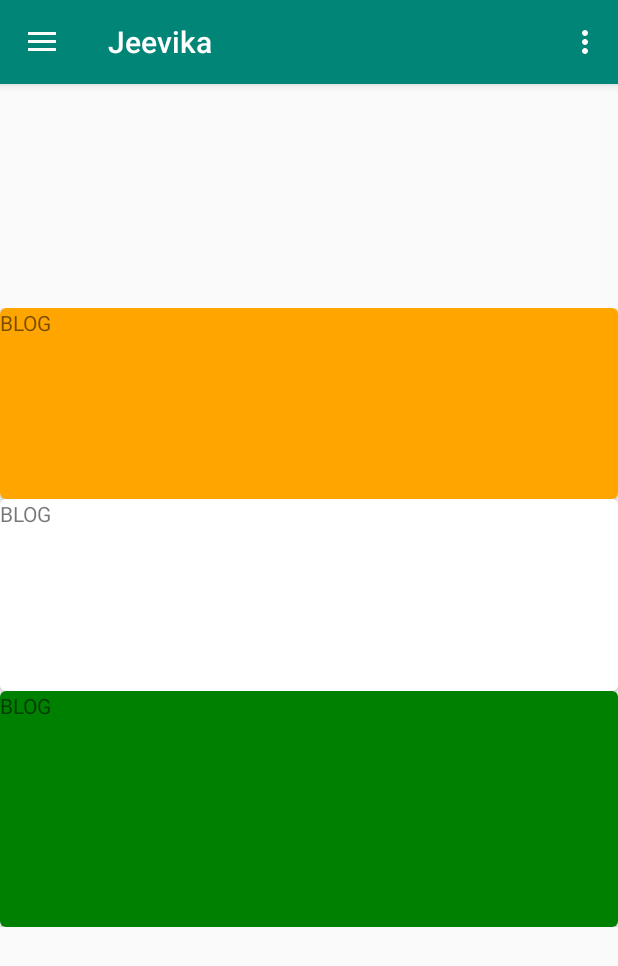
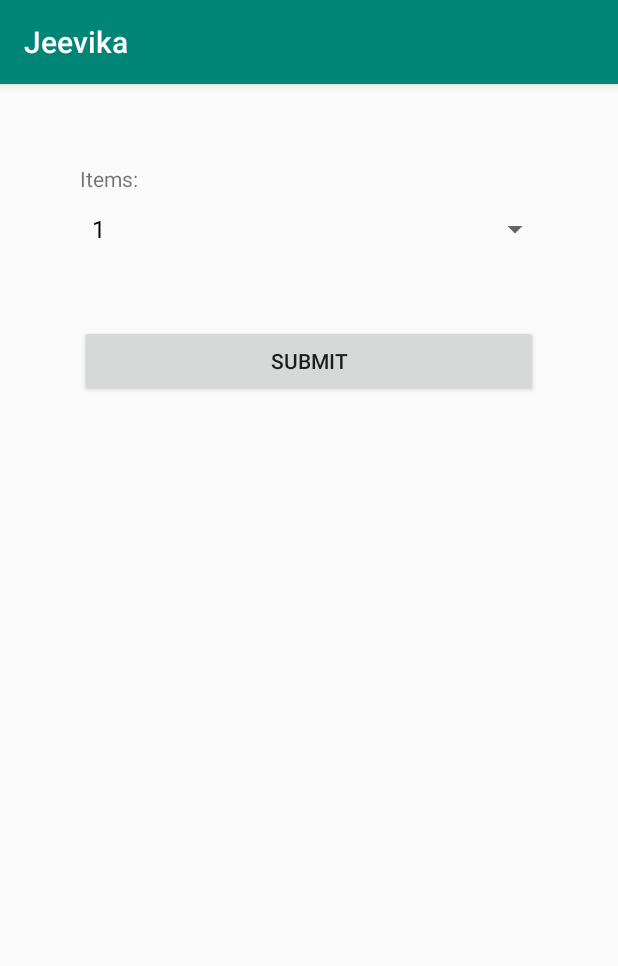
Before and after one commit to SAR2652/team-4, an Android app: the screen it shows after launch (MainActivity before the commit, BuySeeds after it), in the side drawer, after a tap on "Buy", on a phone screen of 412 x 824 dp. Shown: the top 966 px of the screen. Run offline under Robolectric (Android 15) with nearby library versions, the phone set to English and light mode, and no system bars.

Commit message:
Added the buyer form

```diff
--- a/app/Jeevika/app/src/main/AndroidManifest.xml
+++ b/app/Jeevika/app/src/main/AndroidManifest.xml
@@ -9,6 +9,8 @@
         android:roundIcon="@mipmap/ic_launcher_round"
         android:supportsRtl="true"
         android:theme="@style/AppTheme">
+        <activity android:name=".BuySeeds"></activity>
+        <activity android:name=".SellerList"></activity>
         <activity android:name=".ActivitySelection"></activity>
         <activity
             android:name=".MainActivity"
@@ -20,6 +22,7 @@
                 <category android:name="android.intent.category.LAUNCHER" />
             </intent-filter>
         </activity>
+
     </application>
 
 </manifest>
--- a/app/Jeevika/app/src/main/java/com/example/jay/jeevika/ActivitySelection.java
+++ b/app/Jeevika/app/src/main/java/com/example/jay/jeevika/ActivitySelection.java
@@ -33,7 +33,7 @@ public class ActivitySelection extends AppCompatActivity implements AdapterView.
         ArrayAdapter<String> pondAdapter = new ArrayAdapter<String>(ActivitySelection.this, android.R.layout.simple_spinner_dropdown_item, ponds);
         pondSpinner.setAdapter(pondAdapter);
         String[] activities = new String[] {"sow", "harvest"};
-        ArrayAdapter<String> activitiesAdapter = new ArrayAdapter<String>(this, android.R.layout.simple_spinner_dropdown_item, ponds);
+        ArrayAdapter<String> activitiesAdapter = new ArrayAdapter<String>(this, android.R.layout.simple_spinner_dropdown_item, activities);
         activity1Spinner.setAdapter(activitiesAdapter);
 
         pondSpinner.setOnItemSelectedListener(new AdapterView.OnItemSelectedListener() {
@@ -65,7 +65,6 @@ public class ActivitySelection extends AppCompatActivity implements AdapterView.
     }
     //onclick for submit button
     public void submitInputDataButton(View view){
-
         Log.v("submit", "submit sucessful, pond: "+ pondSelected + "activity" + activitySelected);
 
 
--- /dev/null
+++ b/app/Jeevika/app/src/main/java/com/example/jay/jeevika/BuySeeds.java
@@ -0,0 +1,40 @@
+package com.example.jay.jeevika;
+
+import android.content.Intent;
+import android.os.Bundle;
+import android.support.v7.app.AppCompatActivity;
+import android.view.View;
+import android.widget.AdapterView;
+import android.widget.ArrayAdapter;
+import android.widget.Spinner;
+
+public class BuySeeds extends AppCompatActivity {
+    private Spinner itemsToBuySpinner;
+    private String itemsToBuySelected;
+
+    @Override
+    protected void onCreate(Bundle savedInstanceState) {
+        super.onCreate(savedInstanceState);
+        setContentView(R.layout.activity_buy_seeds);
+        itemsToBuySpinner = (Spinner) findViewById(R.id.itemsToBuySpinner);
+        String[] ponds = new String[]{"1", "2", "3", "ksf", "sd" ,"sd", "sd", "sd", "sd", "sd", "sd" ,"sd" ,"ssd" ,"sd" ,"ds" ,"ds" ,"ds", "dds", "" };
+        ArrayAdapter<String> itemsAdapter = new ArrayAdapter<String>(BuySeeds.this, android.R.layout.simple_spinner_dropdown_item, ponds);
+        itemsToBuySpinner.setAdapter(itemsAdapter);
+
+        itemsToBuySpinner.setOnItemSelectedListener(new AdapterView.OnItemSelectedListener() {
+            public void onItemSelected(AdapterView<?> parent, View view, int position, long id) {
+                itemsToBuySelected = parent.getSelectedItem().toString();
+            }
+            public void onNothingSelected(AdapterView<?> parent) {
+            }
+        });
+    }
+
+    public void itemsToBuySubmitButton(View view){
+        //Intent to the next page. Form processing
+        Intent startSellerListActivity =new Intent(BuySeeds.this, SellerList.class);
+        startSellerListActivity.putExtra("itemsToBuySelected", itemsToBuySelected);
+        startActivity(startSellerListActivity);
+    }
+
+}
--- a/app/Jeevika/app/src/main/java/com/example/jay/jeevika/MainActivity.java
+++ b/app/Jeevika/app/src/main/java/com/example/jay/jeevika/MainActivity.java
@@ -86,7 +86,8 @@ public class MainActivity extends AppCompatActivity
         } else if (id == R.id.track_items) {
 
         } else if (id == R.id.buy_items) {
-
+            Intent startBuySeeds=new Intent(MainActivity.this, BuySeeds.class);
+            startActivity(startBuySeeds);
         } else if (id == R.id.sell_items) {
 
         } else if (id == R.id.learn) {
--- /dev/null
+++ b/app/Jeevika/app/src/main/res/layout/activity_buy_seeds.xml
@@ -0,0 +1,38 @@
+<?xml version="1.0" encoding="utf-8"?>
+
+    <LinearLayout xmlns:app="http://schemas.android.com/apk/res-auto"
+        xmlns:tools="http://schemas.android.com/tools"
+        xmlns:android="http://schemas.android.com/apk/res/android"
+        android:layout_width="match_parent"
+        android:layout_height="match_parent"
+        android:orientation="vertical"
+        android:layout_margin="20px"
+        tools:context=".BuySeeds">
+
+    <TextView
+        android:id="@+id/itemsToBuyText"
+        android:layout_width="match_parent"
+        android:layout_height="wrap_content"
+        android:text="Items: "
+        android:layout_marginLeft="40dp"
+        android:layout_marginRight="40dp"
+        android:layout_marginTop="40dp"/>
+
+    <Spinner
+        android:id="@+id/itemsToBuySpinner"
+        android:layout_width="314dp"
+        android:layout_height="wrap_content"
+        android:layout_marginLeft="40dp"
+        android:layout_marginRight="40dp"
+        android:spinnerMode="dropdown" />
+
+    <Button
+        android:id="@+id/button"
+        android:layout_width="match_parent"
+        android:layout_height="wrap_content"
+        android:layout_margin="40dp"
+        android:onClick="itemsToBuySubmitButton"
+        android:text="Submit" />
+
+
+</LinearLayout>
```
Also changed, not shown: app/Jeevika/app/src/main/java/com/example/jay/jeevika/SellerList.java (added, +26 -0 lines), app/Jeevika/app/src/main/res/layout/activity_seller_list.xml (added, +16 -0 lines).
